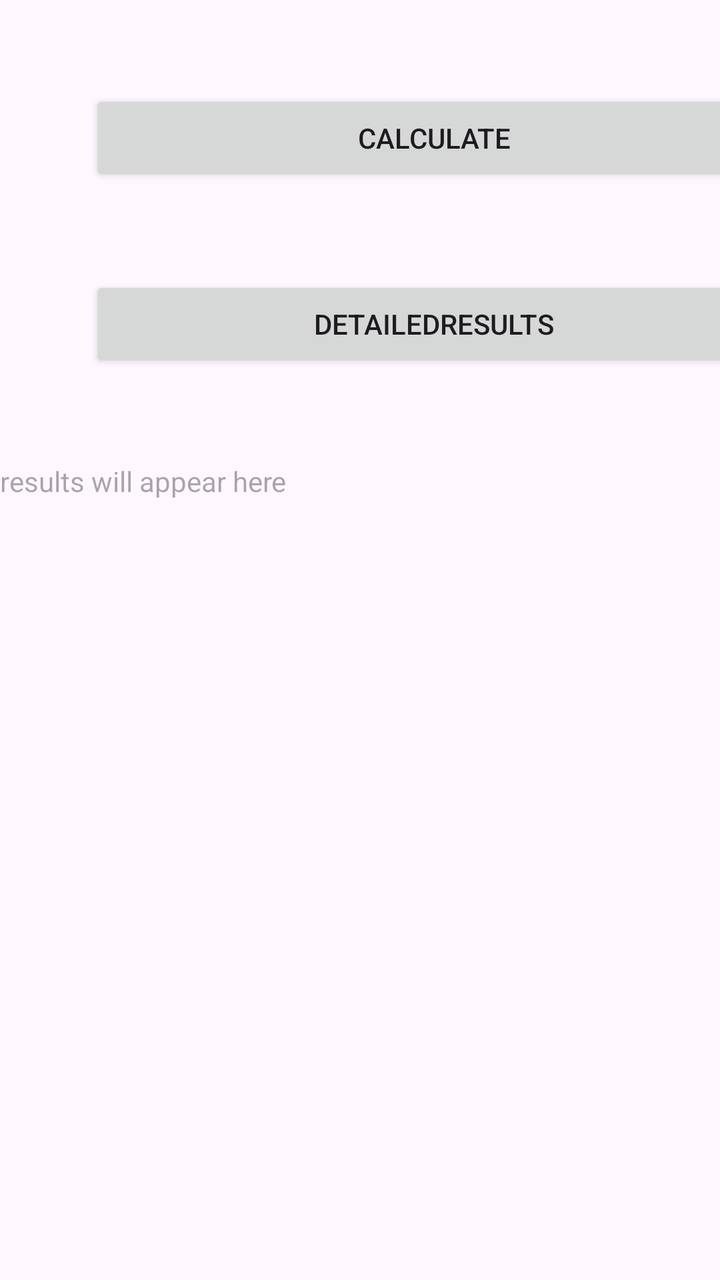
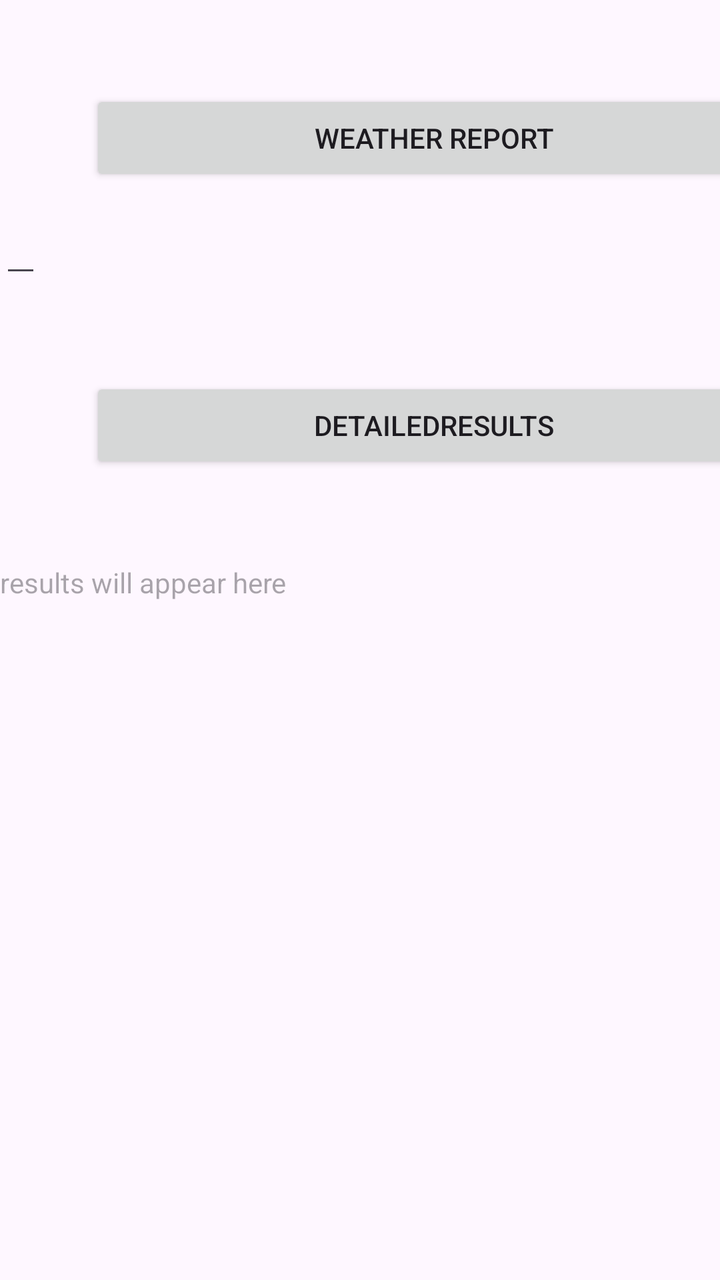

Screens rendered from an Android XML layout before and after an edit, with the pre-edit source and the edit as a unified diff.
<!-- AndroidManifest.xml: application theme Theme.ArrayIceTask1 -->
<!-- res/layout/activity_main.xml -->
<?xml version="1.0" encoding="utf-8"?>
<LinearLayout xmlns:android="http://schemas.android.com/apk/res/android"
    xmlns:app="http://schemas.android.com/apk/res-auto"
    xmlns:tools="http://schemas.android.com/tools"
    android:id="@+id/main"
    android:layout_width="match_parent"
    android:layout_height="match_parent"
    android:orientation="vertical"
    tools:context=".MainActivity">


    <Button
        android:id="@+id/btnTemp"
        android:layout_width="344dp"
        android:layout_height="wrap_content"
        android:text="Calculate"
        android:layout_marginLeft="45dp"
        android:layout_marginTop="45dp" />

    <Button
        android:id="@+id/btnDetailedResults"
        android:layout_width="344dp"
        android:layout_height="wrap_content"
        android:text="DetailedResults"
        android:layout_marginLeft="45dp"
        android:layout_marginTop="45dp" />


    <TextView
        android:id="@+id/txtOutput"
        android:layout_marginTop="45dp"
        android:hint="results will appear here"
        android:layout_width="match_parent"
        android:layout_height="match_parent" />

</LinearLayout>
<!-- resources referenced by this layout -->
<resources>
  <style name="Theme.ArrayIceTask1" parent="Base.Theme.ArrayIceTask1" />
  <style name="Base.Theme.ArrayIceTask1" parent="Theme.Material3.DayNight.NoActionBar">
          
          
      </style>
</resources>

<!-- the commit's change to res/layout/activity_main.xml (unified diff, before → after) -->
@@ -13,9 +13,15 @@
         android:id="@+id/btnTemp"
         android:layout_width="344dp"
         android:layout_height="wrap_content"
-        android:text="Calculate"
+        android:text="Weather Report"
         android:layout_marginLeft="45dp"
         android:layout_marginTop="45dp" />
+
+    <EditText
+        android:layout_width="wrap_content"
+        android:layout_height="wrap_content"
+        android:id="@+id/weatherEditView"
+        android:textSize="25dp" />
 
     <Button
         android:id="@+id/btnDetailedResults"
@@ -33,4 +39,7 @@
         android:layout_width="match_parent"
         android:layout_height="match_parent" />
 
+
+
+
 </LinearLayout>
